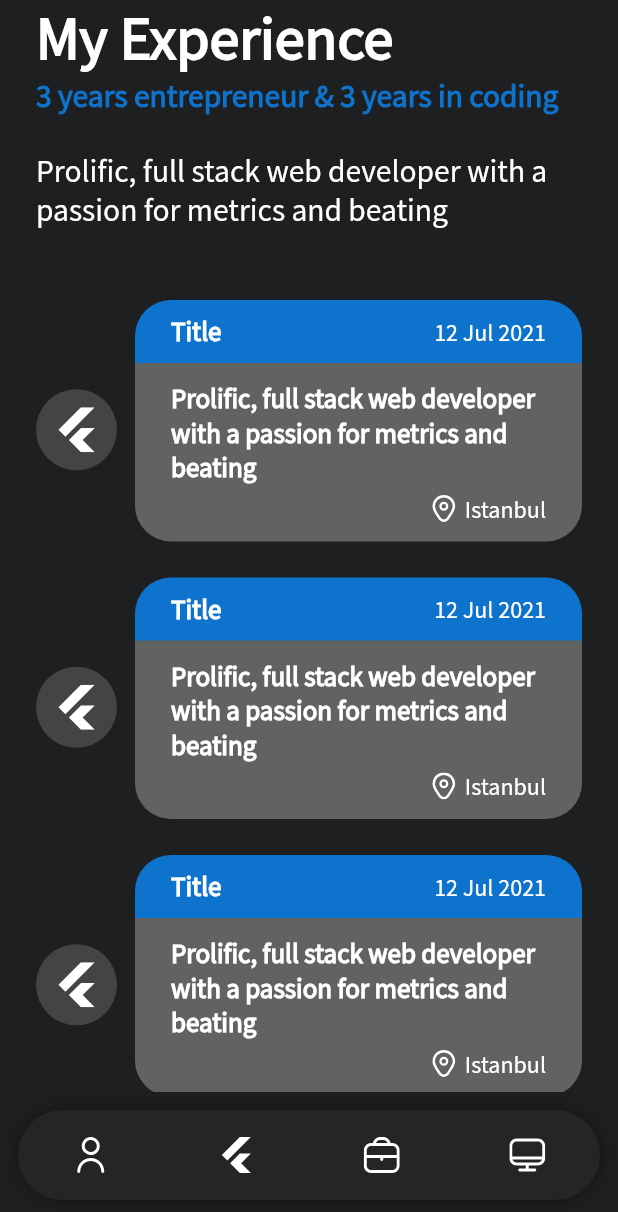
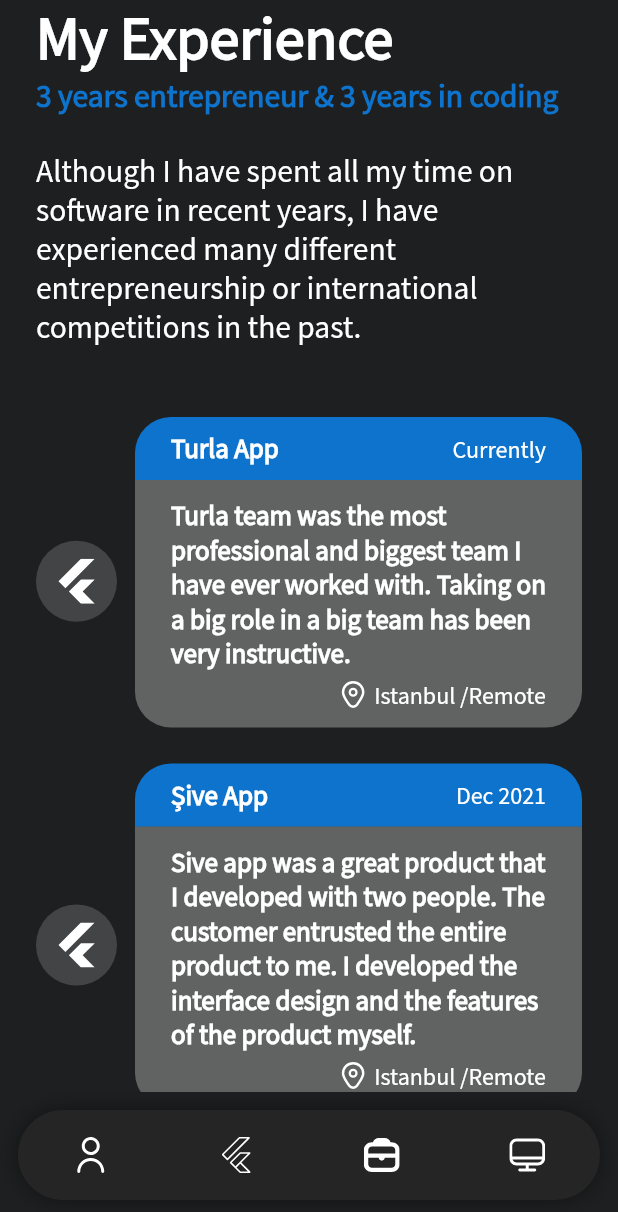
Before and after one commit to kubilaydev/developer_resume, a Flutter app: the screen it shows after launch, swiped to page 3, on a phone screen of 412 x 824 dp. Shown: the top 1212 px of the screen. Run offline on Flutter 3.47's test engine with Material 2 defaults, Android fonts, the phone set to English and light mode, and no system bars; our stand-ins replace easy_localization, flutter_svg.

Commit message:
my experience page finished

```diff
--- a/assets/translations/en-US.json
+++ b/assets/translations/en-US.json
@@ -25,7 +25,17 @@
      "turla_exp":"Turla is a great rental car solution that especially for people who enjoy traveling. It contains many features that activate the spirit of traveling.",
      "solion_exp":"Solion battery is a practical battery for many product like vehicle, including the Toyota factory. It can be controlled more with this mobile app with the bluetooth on the hardware, .",
      "resume_exp":"I have developed this product what you are using now to use as a my resume. If you wish, you can review the codes on github.",
-
+     "my_experience":"My Experience",
+     "dev_entre":"3 years entrepreneur & 3 years in coding",
+     "experience_exp":"Although I have spent all my time on software in recent years, I have experienced many different entrepreneurship or international competitions in the past.",
+     "turla_content":"Turla team was the most professional and biggest team I have ever worked with. Taking on a big role in a big team has been very instructive.",
+     "sive_content":"Sive app was a great product that I developed with two people. The customer entrusted the entire product to me. I developed the interface design and the features of the product myself.",
+     "anko_content":"Anko Energy is a big battery manufacturer and they wanted their new product to have a mobile application. I developed a product that is actively used at the Toyota factory.",
+     "insta_content":"Insta match was my first remote mobile application job and it helped me a lot to improve myself remotel team work.",
+     "nestek_content":"Nestek was my passive company. I developed Flightmax products with a team of 5 people with the support of investors. Production was abandoned when it was very close to completion due to the pandemic.",
+     "flightmax_content":"Flightmax was a product initiative that insured paragliders' flights and charged a per-flight fee. I went to silicon valley with this. It is one of my most important life experiences that enabled me to become a software developer.",
+     "batter_content":"With Battery Asist, I left my school in Manisa and attended entrepreneurship accelerator courses in Istanbul. In this way, I took a big step into entrepreneurship for the first time. I was a finalist in the Big-Bag ",
+     "eco_content":"We joined in the Shell Eco Marathon competition in London with the car we designed with the support of the university and we represented our country. I made the smart screen software of the vehicle.",
      "flutter" : "Flutter",
      "supabase" :"Supabase",
      "figma":"Figma",
--- a/lib/cards/experience_card.dart
+++ b/lib/cards/experience_card.dart
@@ -1,3 +1,4 @@
+import 'package:easy_localization/easy_localization.dart';
 import 'package:flutter/material.dart';
 import 'package:flutter_svg/flutter_svg.dart';
 
@@ -68,11 +69,17 @@
                       child: Row(
                         mainAxisAlignment: MainAxisAlignment.spaceBetween,
                         children: [
-                          Text(title,
+                          Expanded(
+                            child: Text(title,
+                                overflow: TextOverflow.ellipsis,
                                 style: Theme.of(context)
                                     .textTheme
                                     .headline1!
                                     .copyWith(fontSize: 18)),
+                          ),
+                          const SizedBox(
+                            width: 12,
+                          ),
                           Text(date,
                               style: Theme.of(context)
                                   .textTheme
@@ -100,7 +107,8 @@
                                   style: Theme.of(context)
                                       .textTheme
                                       .headline1!
-                                  .copyWith(fontSize: 18)),
+                                      .copyWith(fontSize: 18))
+                              .tr(),
                           const SizedBox(
                             height: 6,
                           ),
--- a/lib/core/home_page.dart
+++ b/lib/core/home_page.dart
@@ -16,7 +16,7 @@
 }
 
 class _HomePageState extends State<HomePage> {
-  int pageIndex = 1;
+  int pageIndex = 2;
 
   late PageController controller = PageController(initialPage: pageIndex);
 
--- a/lib/pages/my_experince.dart
+++ b/lib/pages/my_experince.dart
@@ -1,3 +1,4 @@
+import 'package:easy_localization/easy_localization.dart';
 import 'package:flutter/material.dart';
 
 import '../cards/experience_card.dart';
@@ -20,24 +21,59 @@
   List<Experience> experienceList = [
     Experience(
       svgIconPath: "assets/icons/flutter_active.svg",
-      title: "Title",
-      content: "my_experience",
-      location: "Istanbul",
-      date: "12 Jul 2021",
+      title: "Turla App",
+      content: "turla_content",
+      location: "Istanbul /Remote",
+      date: "Currently",
     ),
     Experience(
       svgIconPath: "assets/icons/flutter_active.svg",
-      title: "Title",
-      content: "my_experience",
-      location: "Istanbul",
-      date: "12 Jul 2021",
+      title: "Şive App",
+      content: "sive_content",
+      location: "Istanbul /Remote",
+      date: "Dec 2021",
     ),
     Experience(
       svgIconPath: "assets/icons/flutter_active.svg",
-      title: "Title",
-      content: "my_experience",
-      location: "Istanbul",
-      date: "12 Jul 2021",
+      title: "Anko Energy",
+      content: "anko_content",
+      location: "Istanbul /Remote",
+      date: "Jul 2021",
+    ),
+    Experience(
+      svgIconPath: "assets/icons/flutter_active.svg",
+      title: "Insta Match",
+      content: "insta_content",
+      location: "Antalya /Remote",
+      date: "Nov 2021",
+    ),
+    Experience(
+      svgIconPath: "assets/icons/flutter_active.svg",
+      title: "Nestek/ Co-Founder",
+      content: "nestek_content",
+      location: "Antalya / Teknopark",
+      date: "Feb 2021",
+    ),
+    Experience(
+      svgIconPath: "assets/icons/flutter_active.svg",
+      title: "Flightmax/ Co-Founder",
+      content: "flightmax_content",
+      location: "Silicon Valley, San Francisco",
+      date: "Oct 2019",
+    ),
+    Experience(
+      svgIconPath: "assets/icons/flutter_active.svg",
+      title: "Battery Assist/ Co-Founder",
+      content: "batter_content",
+      location: "İstanbul / ITU Çekirdek",
+      date: "Oct 2019",
+    ),
+    Experience(
+      svgIconPath: "assets/icons/flutter_active.svg",
+      title: "Shell Eco Marathone.",
+      content: "eco_content",
+      location: "London, United Kingdom",
+      date: "May 2017",
     ),
   ];
 
@@ -49,33 +85,21 @@
       backgroundColor: const Color(0XFF1D1F20),
       body: SafeArea(
         child: SingleChildScrollView(
-          child: FutureBuilder<Map<String, dynamic>>(
-              future: contentFtr,
-              builder: (context, content) {
-                if (content.connectionState == ConnectionState.waiting) {
-                  return const CircularProgressIndicator();
-                } else {
-                  return Align(
+            child: Align(
           alignment: Alignment.center,
           child: Container(
             width: 500,
-                      child: Column(
-                        crossAxisAlignment: CrossAxisAlignment.start,
-                        children: [
-                          Padding(
+            child: Padding(
               padding: const EdgeInsets.symmetric(horizontal: 24),
               child: Column(
                 crossAxisAlignment: CrossAxisAlignment.start,
                 children: [
-                                TextHeader(
-                                    headline: "My Experience",
-                                    subline: "3 years entrepreneur & "
-                                        "3 years in coding"),
+                  TextHeader(headline: "my_experience", subline: "dev_entre"),
                   smallSpace,
                   Text(
-                                  content.data!["my_experience"],
+                    "experience_exp",
                     style: Theme.of(context).textTheme.bodyText1,
-                                ),
+                  ).tr(),
                   largeSpace,
                   for (var experience in experienceList)
 
@@ -83,21 +107,15 @@
                     ExperienceCard(
                       svgIconPath: experience.svgIconPath,
                       title: experience.title,
-                                    content:
-                                        content.data!["${experience.content}"],
+                      content: experience.content,
                       date: experience.date,
                       location: experience.location,
                     ),
                 ],
               ),
-                          )
-                        ],
             ),
           ),
-                  );
-                }
-              }),
-        ),
+        )),
       ),
     );
   }
```
Lines whose indentation alone changed are shown as unchanged.
